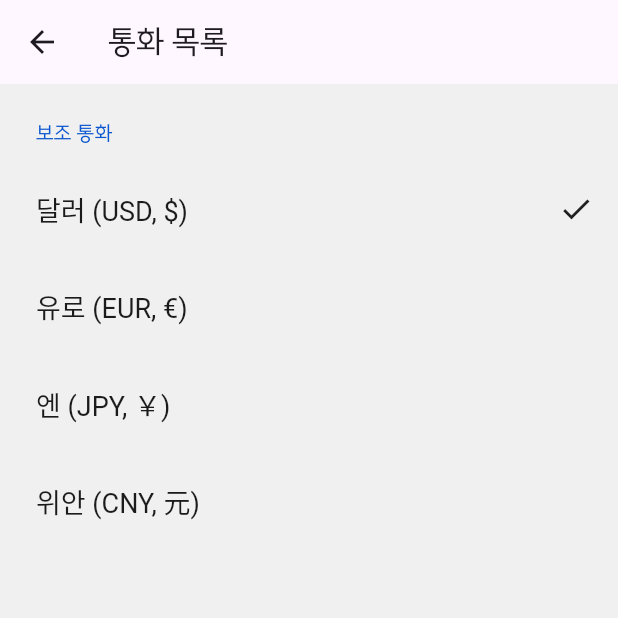
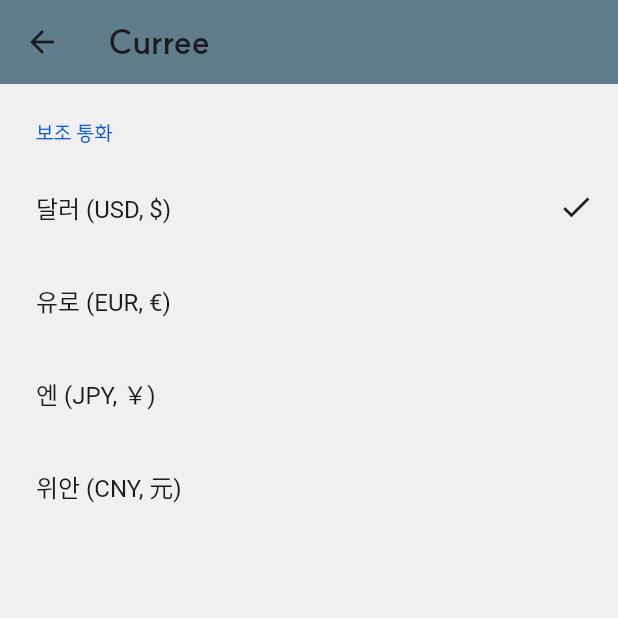
Before and after one commit to ehdl0515/Curree, a Flutter app: the MySettingScreen screen opened directly, after a tap on "보조 통화", on a phone screen of 412 x 824 dp, the top half of it. Run offline on Flutter 3.47's test engine with Material 3 defaults, Android fonts, the phone set to English and light mode, and no system bars; drawn by our look-alikes of settings_ui; our stand-ins replace auto_size_text, device_info_plus, flutter_dotenv, flutter_native_splash, flutter_svg, logger; project files that could hold a hidden picture were left out.

Commit message:
[MOD (lib)] setting 화면 로직 수정
- 사용자 프로파일을 불러와 초기값 세팅
- 변경사항 backend 연동

```diff
--- a/curree/lib/screens/setting_currency_list_screen.dart
+++ b/curree/lib/screens/setting_currency_list_screen.dart
@@ -1,8 +1,12 @@
 import 'package:curree/constant/currency.dart';
+import 'package:curree/providers/filter_provider.dart';
 import 'package:curree/providers/setting_provider.dart';
 import 'package:flutter/material.dart';
 import 'package:provider/provider.dart';
 import 'package:settings_ui/settings_ui.dart';
+
+import '../providers/logger_provider.dart';
+import '../util/common_function.dart';
 
 
 class SettingCurrencyListScreen extends StatefulWidget {
@@ -16,15 +20,18 @@ class _SettingCurrencyListScreenState extends State<SettingCurrencyListScreen> {
 
   @override
   Widget build(BuildContext context) {
+    final logger = Provider.of<LoggerProvider>(context).logger;
+    logger.i("SettingCurrencyListScreen] build");
 
     return Scaffold(
       appBar: AppBar(
-        title: const Text('통화 목록', style: TextStyle(fontFamily: 'SUITE',),),
+        backgroundColor: Colors.blueGrey,
+        title: const Text("Curree", style: TextStyle(fontWeight: FontWeight.bold,),),
       ),
       body: SettingsList(
         sections: [
           SettingsSection(
-            title: const Text('보조 통화', style: TextStyle(fontFamily: 'SUITE',)),
+            title: const Text('보조 통화', style: TextStyle(fontFamily: 'SUITE', fontSize: 14)),
             tiles: _buildCurrencyTiles(),
           ),
         ],
@@ -33,15 +40,26 @@ class _SettingCurrencyListScreenState extends State<SettingCurrencyListScreen> {
   }
 
   List<SettingsTile> _buildCurrencyTiles() {
-    Currency currentSelectedCurrency = context.read<SettingProvider>().subCurrency;
+    Currency currentSelectedCurrency = context.watch<SettingProvider>().subCurrency;
 
     return currencies.map((currency) {
       return SettingsTile(
-        title: Text("${currency.name} (${currency.code}, ${currency.symbol})"),
+        title: Text("${currency.name} (${currency.code}, ${currency.symbol})",
+        style: const TextStyle(
+          fontSize: 16,
+        ),
+        ),
         trailing: currentSelectedCurrency == currency ? const Icon(Icons.check) : null,
         onPressed: (BuildContext context) {
           setState(() {
             context.read<SettingProvider>().setSubCurrency(currency);
+            final temp = context.read<FilterProvider>().filterSelectedSubCurrency;
+            temp.forEach((key, _) {
+              temp[key] = false;
+              temp[currency] = true;
+            });
+            context.read<FilterProvider>().setFilterSelectedSubCurrency(temp);
+            updateProfile(context);
             Navigator.pop(context);
           });
         },
--- a/curree/lib/screens/setting_screen.dart
+++ b/curree/lib/screens/setting_screen.dart
@@ -5,6 +5,7 @@ import 'package:provider/provider.dart';
 import 'package:settings_ui/settings_ui.dart';
 
 import '../constant/currency.dart';
+import '../providers/logger_provider.dart';
 import 'setting_currency_list_screen.dart';
 import 'setting_main_currency_screen.dart';
 
@@ -14,7 +15,8 @@ class MySettingScreen extends StatelessWidget {
 
   @override
   Widget build(BuildContext context) {
-
+    final logger = Provider.of<LoggerProvider>(context).logger;
+    logger.i("MySettingScreen] build");
     Currency selectedSubCurrency = context.watch<SettingProvider>().subCurrency;
     int selectedExchangeMinimum = context.watch<SettingProvider>().exchangeMinimum;
     int selectedExchangeMaximum = context.watch<SettingProvider>().exchangeMaximum;
@@ -31,7 +33,8 @@ class MySettingScreen extends StatelessWidget {
                     Navigator.push(context, MaterialPageRoute(builder: (context) => const SettingCurrencyListScreen(),
                       // settings: const RouteSettings(arguments: 'sub')
                     ));
-                    selectedSubCurrency = context.read<SettingProvider>().subCurrency;
+                    selectedSubCurrency = Provider.of<SettingProvider>(context, listen: false).subCurrency;
+
                   },
                   leading: const Icon(CupertinoIcons.money_dollar_circle),
                   title: const Text('보조 통화', style: TextStyle(fontFamily: 'SUITE',)),
@@ -56,7 +59,7 @@ class MySettingScreen extends StatelessWidget {
                         settings: const RouteSettings(arguments: 'minimum'),
 
                     ));
-                    selectedExchangeMinimum = context.read<SettingProvider>().exchangeMinimum;
+                    selectedExchangeMinimum = Provider.of<SettingProvider>(context, listen: false).exchangeMinimum;
                   },
                   leading: const Icon(CupertinoIcons.number_circle_fill),
                   title: const Text('변환 최소 금액', style: TextStyle(fontFamily: 'SUITE',)),
@@ -68,7 +71,7 @@ class MySettingScreen extends StatelessWidget {
                     Navigator.push(context, MaterialPageRoute(builder: (context) => const SettingMainCurrencyScreen(),
                     settings: const RouteSettings(arguments: 'maximum'),
                     ));
-                    selectedExchangeMaximum = context.read<SettingProvider>().exchangeMaximum;
+                    selectedExchangeMaximum = Provider.of<SettingProvider>(context, listen: false).exchangeMaximum;
                   },
                   leading: const Icon(CupertinoIcons.number_circle),
                   title: const Text('변환 최대 금액', style: TextStyle(fontFamily: 'SUITE',)),
@@ -80,7 +83,7 @@ class MySettingScreen extends StatelessWidget {
                     Navigator.push(context, MaterialPageRoute(builder: (context) => const SettingMainCurrencyScreen(),
                       settings: const RouteSettings(arguments: 'increaseUnit'),
                     ));
-                    selectedExchangeIncreaseUnit = context.read<SettingProvider>().exchangeIncreaseUnit;
+                    selectedExchangeIncreaseUnit = Provider.of<SettingProvider>(context, listen: false).exchangeIncreaseUnit;
                   },
                   leading: const Icon(CupertinoIcons.chevron_up),
                   title: const Text('변환 증가 폭', style: TextStyle(fontFamily: 'SUITE',)),
```
Also changed, not shown: curree/lib/screens/setting_main_currency_screen.dart (+40 -5 lines), curree/lib/util/common_function.dart (+51 -1 lines).
